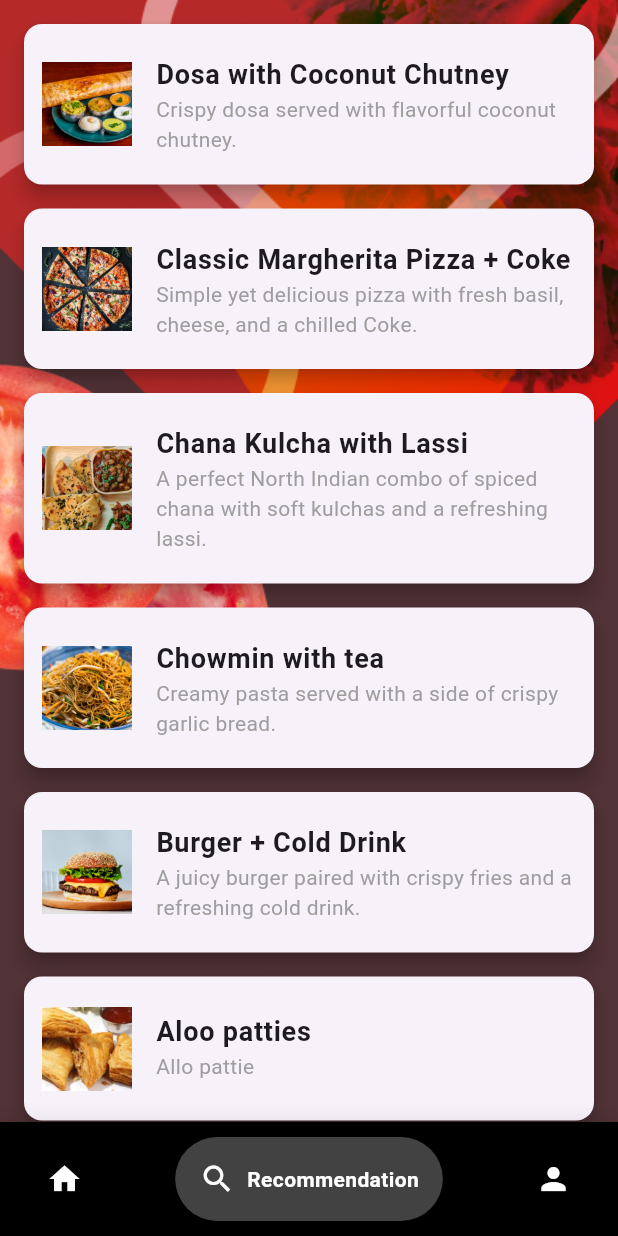
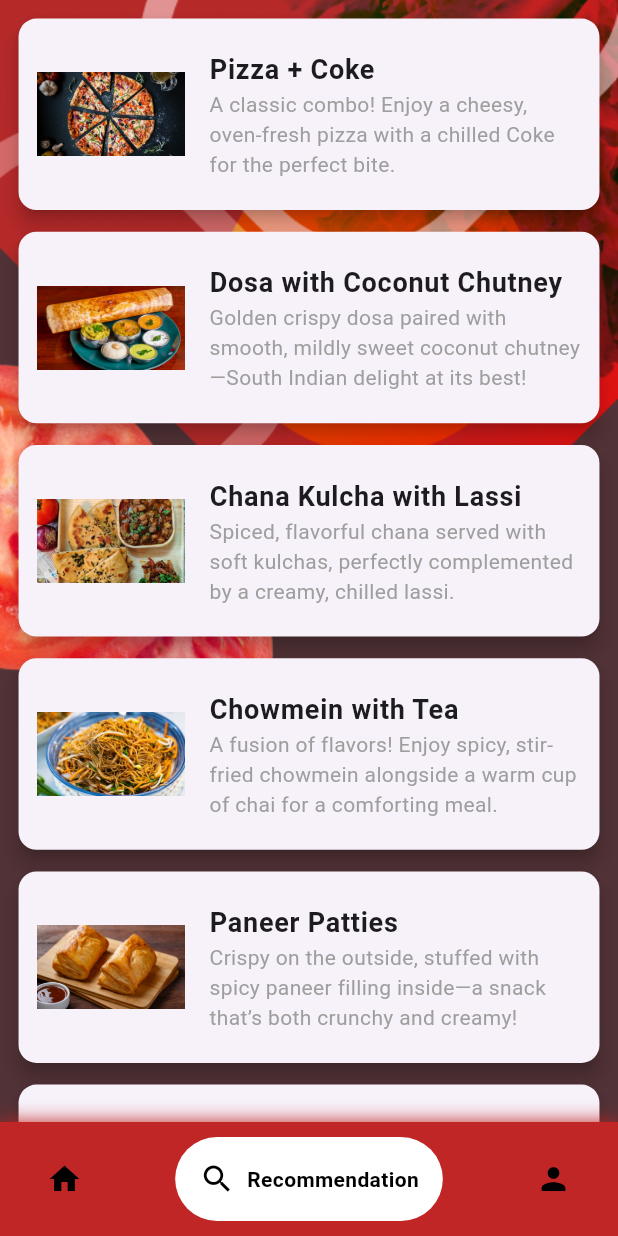
Before and after one commit to Antrimo/CafeSmart, a Flutter app: the Navbar screen opened directly, item 2 of the bottom bar chosen, on a phone screen of 412 x 824 dp. Run offline on Flutter 3.47's test engine with Material 3 defaults, Android fonts, the light colour scheme and no system bars; drawn by our look-alikes of google_nav_bar; our stand-ins replace go_router, hidden_drawer_menu, lottie, smooth_page_indicator.

Commit message:
Recomendation page done

```diff
--- a/lib/screens/recommendation_screen.dart
+++ b/lib/screens/recommendation_screen.dart
@@ -6,39 +6,48 @@ class RecommendationScreen extends StatelessWidget {
 
   @override
   Widget build(BuildContext context) {
+    final screenWidth = MediaQuery.of(context).size.width;
     final List<Map<String, String>> recommendations = [
       {
-        "title": "Dosa with Coconut Chutney",
-        "description": "Crispy dosa served with flavorful coconut chutney.",
-        "image": "assets/images/menu/dosa.png"
+        "title": "Pizza + Coke",
+        "description":
+            "A classic combo! Enjoy a cheesy, oven-fresh pizza with a chilled Coke for the perfect bite.",
+        "image": "assets/images/menu/pizza.png"
       },
       {
-        "title": "Classic Margherita Pizza + Coke",
+        "title": "Dosa with Coconut Chutney",
         "description":
-            "Simple yet delicious pizza with fresh basil, cheese, and a chilled Coke.",
-        "image": "assets/images/menu/pizza.png"
+            "Golden crispy dosa paired with smooth, mildly sweet coconut chutney—South Indian delight at its best!",
+        "image": "assets/images/menu/dosa.png"
       },
       {
         "title": "Chana Kulcha with Lassi",
         "description":
-            "A perfect North Indian combo of spiced chana with soft kulchas and a refreshing lassi.",
+            "Spiced, flavorful chana served with soft kulchas, perfectly complemented by a creamy, chilled lassi.",
         "image": "assets/images/menu/kulcha.png"
       },
       {
-        "title": "Chowmin with tea",
+        "title": "Chowmein with Tea",
         "description":
-            "Creamy pasta served with a side of crispy garlic bread.",
-        "image": "assets/images/menu/chwomin.png"
+            "A fusion of flavors! Enjoy spicy, stir-fried chowmein alongside a warm cup of chai for a comforting meal.",
+        "image": "assets/images/menu/chowmein.png"
+      },
+      {
+        "title": "Paneer Patties",
+        "description":
+            "Crispy on the outside, stuffed with spicy paneer filling inside—a snack that’s both crunchy and creamy!",
+        "image": "assets/images/menu/paneer-patties.jpg"
       },
       {
         "title": "Burger + Cold Drink",
         "description":
-            "A juicy burger paired with crispy fries and a refreshing cold drink.",
+            "A juicy, cheesy burger served with crispy fries and a refreshing cold drink—an all-time favorite combo!",
         "image": "assets/images/menu/burger.jpg"
       },
       {
-        "title": "Aloo patties",
-        "description": "Allo pattie",
+        "title": "Aloo Patties",
+        "description":
+            "A perfect tea-time snack! Mashed potato filling seasoned with spices, wrapped in a crispy golden crust.",
         "image": "assets/images/menu/aloo-patties.jpg"
       },
     ];
@@ -49,21 +58,21 @@ class RecommendationScreen extends StatelessWidget {
           children: [
             Background(),
             ListView.builder(
-              padding: const EdgeInsets.all(16),
+              padding: EdgeInsets.all(screenWidth * 0.03),
               itemCount: recommendations.length,
               itemBuilder: (context, index) {
                 final food = recommendations[index];
                 return Card(
-                  margin: const EdgeInsets.only(bottom: 16),
+                  margin: EdgeInsets.only(bottom: screenWidth * 0.035),
                   shape: RoundedRectangleBorder(
                       borderRadius: BorderRadius.circular(12)),
                   elevation: 5,
                   child: ListTile(
-                    contentPadding: const EdgeInsets.all(12),
+                    contentPadding: EdgeInsets.all(screenWidth * 0.03),
                     leading: Image.asset(
                       food["image"]!,
-                      width: 60,
-                      height: 60,
+                      width: screenWidth * 0.24,
+                      height: screenWidth * 0.24,
                       fit: BoxFit.cover,
                     ),
                     title: Text(
--- a/lib/widgets/navbar/navbar.dart
+++ b/lib/widgets/navbar/navbar.dart
@@ -35,19 +35,20 @@ class _NavbarState extends State<Navbar> {
       bottomNavigationBar: Container(
         padding: const EdgeInsets.symmetric(horizontal: 15, vertical: 10),
         decoration: BoxDecoration(
-          color: Colors.black,
+          color: Color(0xFFC02626),
           boxShadow: [
             BoxShadow(
               blurRadius: 10,
-              color: Colors.black.withOpacity(0.1),
+              color: Color(0xFFC02626),
             ),
           ],
         ),
         child: GNav(
-          backgroundColor: Colors.black,
-          color: Colors.white,
-          activeColor: Colors.white,
-          tabBackgroundColor: Colors.grey.shade800,
+          backgroundColor: Color(0xFFC02626),
+          color: Colors.black,
+          activeColor: Colors.black,
+          // tabBackgroundColor: Colors.grey.shade800,
+          tabBackgroundColor: Colors.white,
           gap: 8,
           padding: const EdgeInsets.all(16),
           onTabChange: _onItemTapped,
```
Also changed, not shown: assets/images/menu/chowmein.png (renamed from assets/images/menu/chwomin.png), assets/images/menu/paneer-patties.jpg (renamed from assets/images/menu/paneet-patties.jpg).
